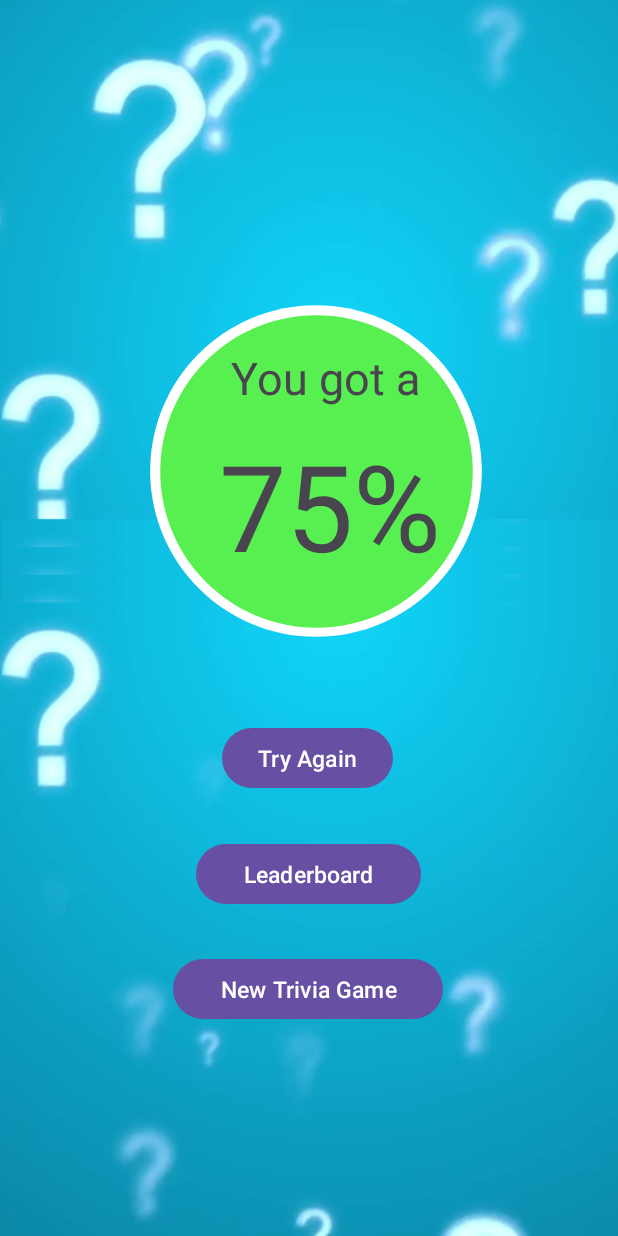
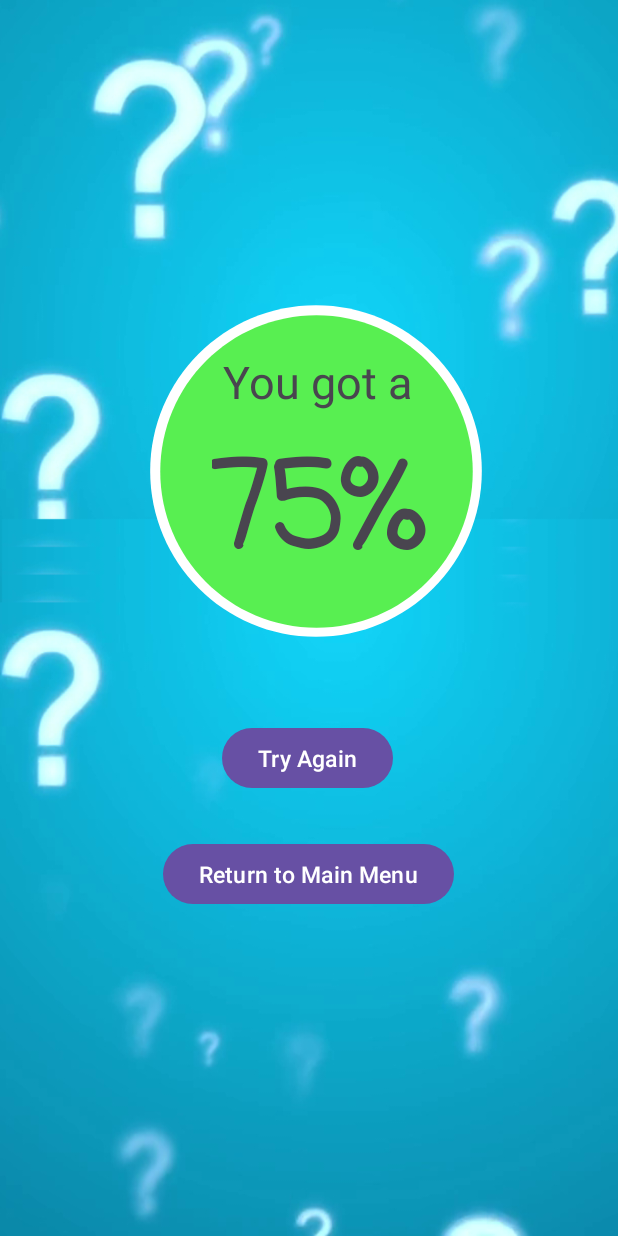
Before and after one commit to wdhurleyjr/cst338_total_trivia, an Android app: the ScoreTriviaGame screen opened directly, with no data from a screen before it, on a phone screen of 412 x 824 dp. Run offline under Robolectric (Android 15) with nearby library versions, the phone set to English and light mode, and no system bars.

Commit message:
Try Again and Return Main Menu button work

```diff
--- a/app/build.gradle
+++ b/app/build.gradle
@@ -40,8 +40,6 @@ android {
 dependencies {
     implementation "androidx.appcompat:appcompat:$rootProject.appCompatVersion"
 
-    // Dependencies for working with Architecture components
-    // You'll probably have to update the version numbers in build.gradle (Project)
 
     // Room components
     implementation "androidx.room:room-runtime:$rootProject.roomVersion"
--- a/app/src/main/java/com/wdhurleyjr/cst338_total_trivia/Activities/ScoreTriviaGame.java
+++ b/app/src/main/java/com/wdhurleyjr/cst338_total_trivia/Activities/ScoreTriviaGame.java
@@ -3,6 +3,8 @@ package com.wdhurleyjr.cst338_total_trivia.Activities;
 import android.content.Context;
 import android.content.Intent;
 import android.os.Bundle;
+import android.view.View;
+import android.widget.Button;
 
 import androidx.activity.EdgeToEdge;
 import androidx.appcompat.app.AppCompatActivity;
@@ -10,6 +12,7 @@ import androidx.core.graphics.Insets;
 import androidx.core.view.ViewCompat;
 import androidx.core.view.WindowInsetsCompat;
 
+import com.wdhurleyjr.cst338_total_trivia.DB.User.UserLog;
 import com.wdhurleyjr.cst338_total_trivia.R;
 
 public class ScoreTriviaGame extends AppCompatActivity {
@@ -18,7 +21,27 @@ public class ScoreTriviaGame extends AppCompatActivity {
     protected void onCreate(Bundle savedInstanceState) {
         super.onCreate(savedInstanceState);
         setContentView(R.layout.activity_score_trivia_game);
+
+
+        Button try_again = findViewById(R.id.try_again_button);
+        Button return_to_main = findViewById(R.id.Return_to_main_menu_button);
+
+        return_to_main.setOnClickListener(new View.OnClickListener() {
+            @Override
+            public void onClick(View v) {
+                Intent landingPageIntent = LandingPageActivity.landingPageIntentFactory(getApplicationContext());
+                startActivity(landingPageIntent);
+            }
+        });
+        try_again.setOnClickListener(new View.OnClickListener() {
+            @Override
+            public void onClick(View v) {
+                finish();
+            }
+        });
     }
+
+
 
     public static Intent scoreTriviaGameIntentFactory(Context context){
         return new Intent(context, ScoreTriviaGame.class);
--- a/app/src/main/res/layout/activity_score_trivia_game.xml
+++ b/app/src/main/res/layout/activity_score_trivia_game.xml
@@ -35,7 +35,6 @@
         />
 
 
-
     <TextView
         android:layout_width="wrap_content"
         android:layout_height="wrap_content"
@@ -43,39 +42,28 @@
         android:textSize="30sp"
         app:layout_constraintBottom_toBottomOf="parent"
         app:layout_constraintEnd_toEndOf="parent"
-        app:layout_constraintHorizontal_bias="0.552"
+        app:layout_constraintHorizontal_bias="0.534"
         app:layout_constraintStart_toStartOf="parent"
         app:layout_constraintTop_toTopOf="parent"
-        app:layout_constraintVertical_bias="0.295" />
+        app:layout_constraintVertical_bias="0.299" />
 
     <TextView
         android:id="@+id/textView4"
-        android:layout_width="wrap_content"
+        android:layout_width="150dp"
         android:layout_height="wrap_content"
+        android:fontFamily="casual"
         android:text="75%"
         android:textSize="80sp"
+        android:textStyle="bold"
         app:layout_constraintBottom_toBottomOf="parent"
         app:layout_constraintEnd_toEndOf="parent"
-        app:layout_constraintHorizontal_bias="0.553"
+        app:layout_constraintHorizontal_bias="0.54"
         app:layout_constraintStart_toStartOf="parent"
         app:layout_constraintTop_toTopOf="parent"
-        app:layout_constraintVertical_bias="0.395" />
+        app:layout_constraintVertical_bias="0.403" />
 
     <Button
-        android:id="@+id/New_Trivia_game_button"
-        android:layout_width="180dp"
-        android:layout_height="wrap_content"
-        android:text="New Trivia Game"
-        android:textSize="15sp"
-        app:layout_constraintBottom_toBottomOf="parent"
-        app:layout_constraintEnd_toEndOf="parent"
-        app:layout_constraintHorizontal_bias="0.497"
-        app:layout_constraintStart_toStartOf="parent"
-        app:layout_constraintTop_toTopOf="parent"
-        app:layout_constraintVertical_bias="0.819" />
-
-    <Button
-        android:id="@+id/try_Again"
+        android:id="@+id/try_again_button"
         android:layout_width="wrap_content"
         android:layout_height="wrap_content"
         android:text="Try Again"
@@ -88,10 +76,10 @@
         app:layout_constraintVertical_bias="0.62" />
 
     <Button
-        android:id="@+id/leaderboard_button2"
-        android:layout_width="150dp"
+        android:id="@+id/Return_to_main_menu_button"
+        android:layout_width="wrap_content"
         android:layout_height="wrap_content"
-        android:text="Leaderboard"
+        android:text="Return to Main Menu"
         android:textSize="15sp"
         app:layout_constraintBottom_toBottomOf="parent"
         app:layout_constraintEnd_toEndOf="parent"
```
Also changed, not shown: app/src/main/java/com/wdhurleyjr/cst338_total_trivia/Activities/TriviaGameActivity.java (+21 -0 lines).
